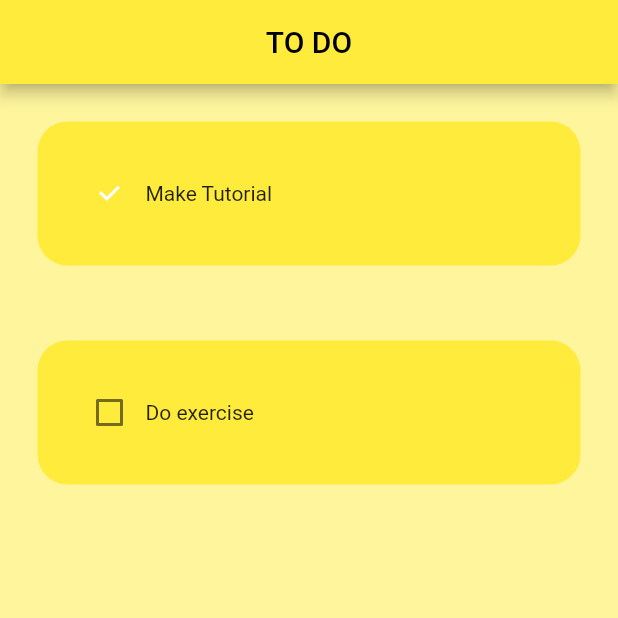
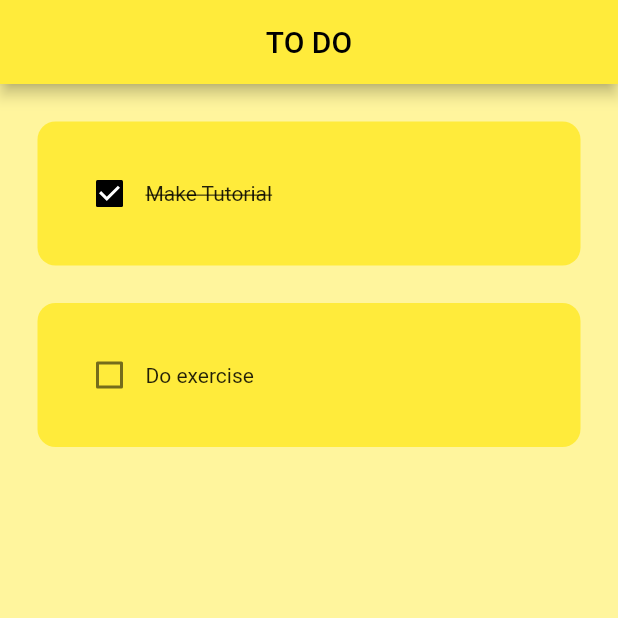
Before and after one commit to M-Usamah/todolist, a Flutter app: the screen it shows after launch, on a phone screen of 412 x 824 dp, the top half of it. Run offline on Flutter 3.47's test engine with Material 2 defaults, Android fonts, the light colour scheme and no system bars; drawn by our look-alikes of flutter_slidable.

Commit message:
cecking for errors

```diff
--- a/Frontend/without backend/todolist/lib/util/todo_tile.dart
+++ b/Frontend/without backend/todolist/lib/util/todo_tile.dart
@@ -1,31 +1,60 @@
 import 'package:flutter/material.dart';
+import 'package:flutter_slidable/flutter_slidable.dart';
 
+// ignore: must_be_immutable
 class ToDoTile extends StatelessWidget {
   final String taskName;
   final bool taskComplete;
   Function(bool?)? onChanged;
+  Function(BuildContext)? deleteFunction;
 
-  ToDoTile(
-      {super.key,
-      required this.taskName,
-      required this.taskComplete,
-      required this.onChanged});
+  ToDoTile({
+    super.key,
+    required this.taskName,
+    required this.taskComplete,
+    required this.onChanged,
+    required this.deleteFunction,
+  });
 
   @override
   Widget build(BuildContext context) {
     return Padding(
-      padding: const EdgeInsets.all(25.0),
-      child: Container(
-        padding: EdgeInsets.all(24),
-        child: Row(
+      padding: const EdgeInsets.only(left: 25.0, right: 25, top: 25),
+      child: Slidable(
+        endActionPane: ActionPane(
+          motion: const StretchMotion(),
           children: [
-            Checkbox(value: taskComplete, onChanged: onChanged),
-            Text(taskName),
+            SlidableAction(
+              onPressed: deleteFunction,
+              icon: Icons.delete,
+              backgroundColor: Colors.red.shade300,
+              borderRadius: BorderRadius.circular(12),
+            )
           ],
         ),
-        decoration: BoxDecoration(
-          color: Colors.yellow,
-          borderRadius: BorderRadius.circular(20),
+        child: Container(
+          padding: const EdgeInsets.all(24),
+          decoration: BoxDecoration(
+            color: Colors.yellow,
+            borderRadius: BorderRadius.circular(12),
+          ),
+          child: Row(
+            children: [
+              Checkbox(
+                value: taskComplete,
+                onChanged: onChanged,
+                activeColor: Colors.black,
+              ),
+              Text(
+                taskName,
+                style: TextStyle(
+                  decoration: taskComplete
+                      ? TextDecoration.lineThrough
+                      : TextDecoration.none,
+                ),
+              ),
+            ],
+          ),
         ),
       ),
     );
```
